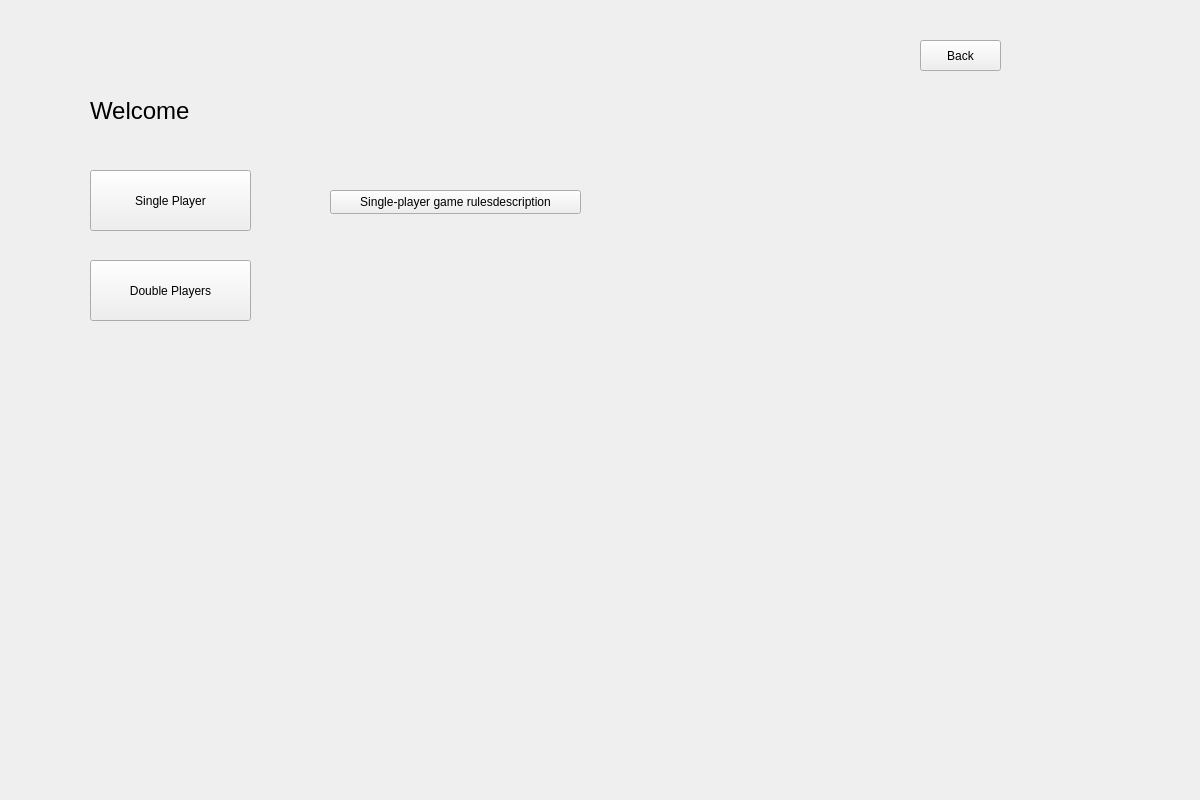
This is Tank_Trouble_IV/welcomewidget.ui in raitocc/run as Qt 5 draws it before an edit. The edited form follows.
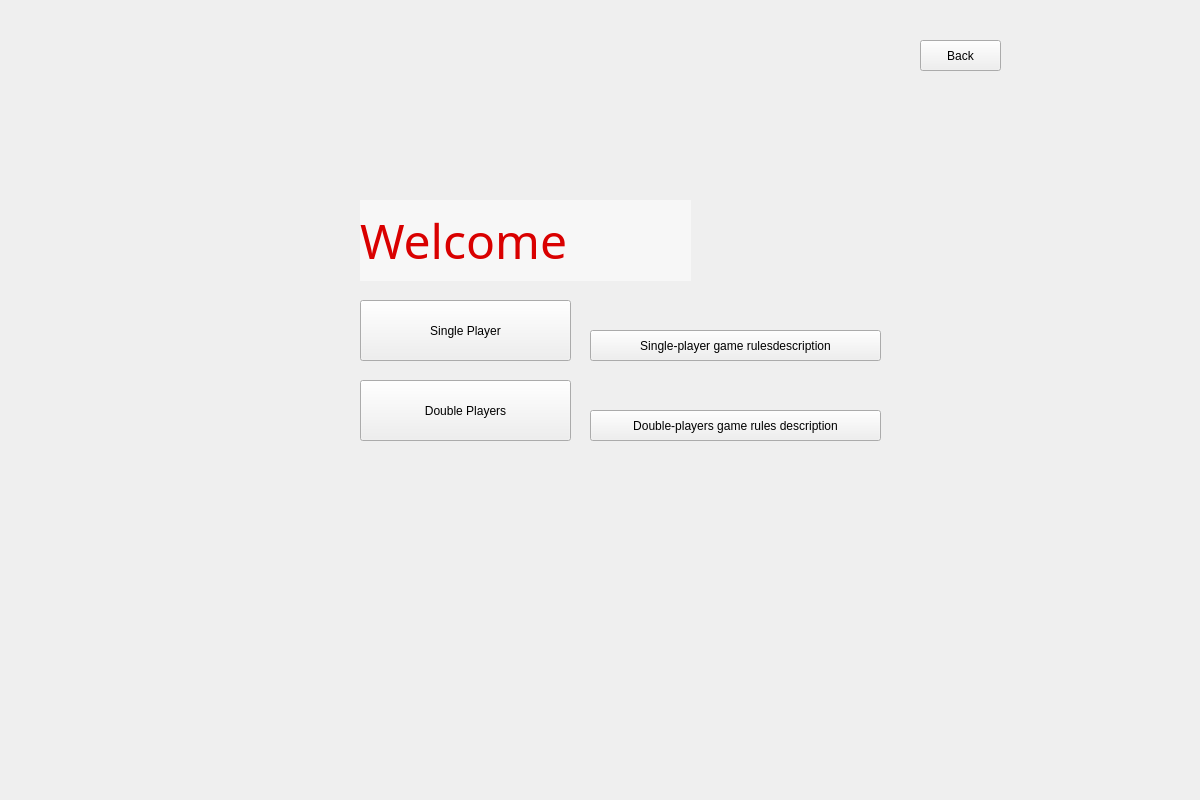
This is the edited form.

What changed in the file:
```diff
--- a/Tank_Trouble_IV/welcomewidget.ui
+++ b/Tank_Trouble_IV/welcomewidget.ui
@@ -16,12 +16,15 @@
   <widget class="QPushButton" name="btnSingle">
    <property name="geometry">
     <rect>
-     <x>90</x>
-     <y>170</y>
-     <width>161</width>
+     <x>360</x>
+     <y>300</y>
+     <width>211</width>
      <height>61</height>
     </rect>
    </property>
+   <property name="styleSheet">
+    <string notr="true">font: 22pt &quot;Comic Sans MS&quot;;</string>
+   </property>
    <property name="text">
     <string>Single Player</string>
    </property>
@@ -29,12 +32,15 @@
   <widget class="QPushButton" name="btnDouble">
    <property name="geometry">
     <rect>
-     <x>90</x>
-     <y>260</y>
-     <width>161</width>
+     <x>360</x>
+     <y>380</y>
+     <width>211</width>
      <height>61</height>
     </rect>
    </property>
+   <property name="styleSheet">
+    <string notr="true">font: 22pt &quot;Comic Sans MS&quot;;</string>
+   </property>
    <property name="text">
     <string>Double Players</string>
    </property>
@@ -55,17 +61,25 @@
   <widget class="QLabel" name="label">
    <property name="geometry">
     <rect>
-     <x>90</x>
-     <y>80</y>
+     <x>360</x>
+     <y>200</y>
      <width>331</width>
-     <height>61</height>
+     <height>81</height>
     </rect>
    </property>
    <property name="font">
     <font>
-     <pointsize>18</pointsize>
+     <family>华文琥珀</family>
+     <pointsize>36</pointsize>
+     <italic>false</italic>
+     <bold>false</bold>
     </font>
    </property>
+   <property name="styleSheet">
+    <string notr="true">font: 36pt &quot;华文琥珀&quot;;
+color: rgb(217, 0, 0);
+background-color: rgba(255, 255, 255, 127);</string>
+   </property>
    <property name="text">
     <string>Welcome</string>
    </property>
@@ -73,16 +87,35 @@
   <widget class="QPushButton" name="pushButton">
    <property name="geometry">
     <rect>
-     <x>330</x>
-     <y>190</y>
-     <width>251</width>
-     <height>24</height>
+     <x>590</x>
+     <y>330</y>
+     <width>291</width>
+     <height>31</height>
     </rect>
    </property>
+   <property name="styleSheet">
+    <string notr="true">font: 12pt &quot;Comic Sans MS&quot;;</string>
+   </property>
    <property name="text">
     <string>Single-player game rulesdescription</string>
    </property>
   </widget>
+  <widget class="QPushButton" name="pushButton_2">
+   <property name="geometry">
+    <rect>
+     <x>590</x>
+     <y>410</y>
+     <width>291</width>
+     <height>31</height>
+    </rect>
+   </property>
+   <property name="styleSheet">
+    <string notr="true">font: 12pt &quot;Comic Sans MS&quot;;</string>
+   </property>
+   <property name="text">
+    <string>Double-players game rules description</string>
+   </property>
+  </widget>
  </widget>
  <resources/>
  <connections/>
```
Left out of the diff: 3 changed lines with no effect on the pictures.
